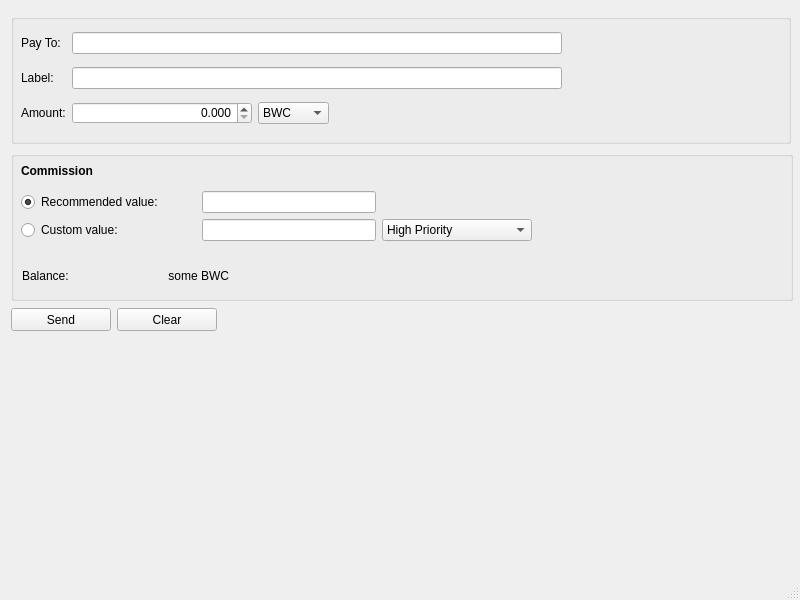
Above: client/gui/mainwindow.ui from TemplateName56/Blockchain_Wallet before the change. Below: the same form after it.
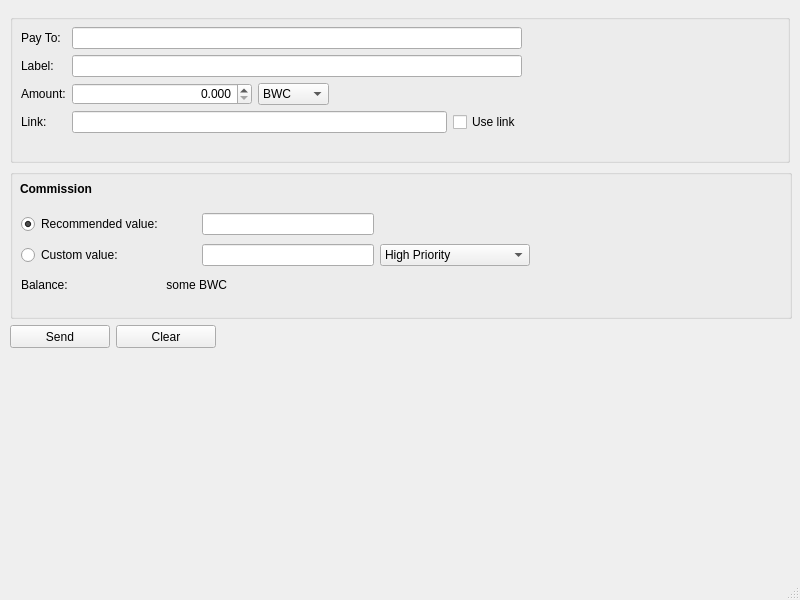
That is the form after the change. The open tabs and pages were chosen to show the change.

```diff
--- a/client/gui/mainwindow.ui
+++ b/client/gui/mainwindow.ui
@@ -375,49 +375,43 @@
        <height>600</height>
       </size>
      </property>
-     <widget class="QWidget" name="layoutWidget">
+     <widget class="QWidget" name="">
       <property name="geometry">
        <rect>
-        <x>11</x>
-        <y>13</y>
+        <x>10</x>
+        <y>14</y>
         <width>782</width>
-        <height>321</height>
+        <height>334</height>
        </rect>
       </property>
       <layout class="QVBoxLayout" name="verticalLayout_5">
        <item>
         <widget class="QGroupBox" name="sendBox">
-         <property name="sizePolicy">
-          <sizepolicy hsizetype="Preferred" vsizetype="Fixed">
-           <horstretch>0</horstretch>
-           <verstretch>0</verstretch>
-          </sizepolicy>
-         </property>
          <property name="minimumSize">
           <size>
            <width>780</width>
-           <height>130</height>
+           <height>145</height>
           </size>
          </property>
          <property name="maximumSize">
           <size>
            <width>760</width>
-           <height>130</height>
+           <height>400</height>
           </size>
          </property>
          <property name="title">
           <string/>
          </property>
-         <widget class="QWidget" name="layoutWidget">
+         <widget class="QWidget" name="">
           <property name="geometry">
            <rect>
-            <x>10</x>
-            <y>11</y>
-            <width>541</width>
-            <height>107</height>
+            <x>11</x>
+            <y>13</y>
+            <width>501</width>
+            <height>112</height>
            </rect>
           </property>
-          <layout class="QGridLayout" name="gridLayout">
+          <layout class="QFormLayout" name="formLayout_2">
            <item row="0" column="0">
             <widget class="QLabel" name="payToLabel">
              <property name="text">
@@ -425,6 +419,30 @@
              </property>
             </widget>
            </item>
+           <item row="0" column="1">
+            <widget class="QLineEdit" name="payToAddress">
+             <property name="alignment">
+              <set>Qt::AlignLeading|Qt::AlignLeft|Qt::AlignVCenter</set>
+             </property>
+            </widget>
+           </item>
+           <item row="1" column="0">
+            <widget class="QLabel" name="addToAddressBookLabel">
+             <property name="text">
+              <string>Label:</string>
+             </property>
+            </widget>
+           </item>
+           <item row="1" column="1">
+            <widget class="QLineEdit" name="sendTransactionLabel">
+             <property name="inputMask">
+              <string/>
+             </property>
+             <property name="alignment">
+              <set>Qt::AlignLeading|Qt::AlignLeft|Qt::AlignVCenter</set>
+             </property>
+            </widget>
+           </item>
            <item row="2" column="0">
             <widget class="QLabel" name="amountLabel">
              <property name="text">
@@ -434,9 +452,6 @@
            </item>
            <item row="2" column="1">
             <layout class="QHBoxLayout" name="horizontalLayout_7">
-             <property name="rightMargin">
-              <number>0</number>
-             </property>
              <item>
               <widget class="QDoubleSpinBox" name="amountSpinBox">
                <property name="minimumSize">
@@ -505,29 +520,33 @@
              </item>
             </layout>
            </item>
-           <item row="1" column="1">
-            <widget class="QLineEdit" name="sendTransactionLabel">
-             <property name="inputMask">
-              <string/>
-             </property>
-             <property name="alignment">
-              <set>Qt::AlignLeading|Qt::AlignLeft|Qt::AlignVCenter</set>
-             </property>
-            </widget>
-           </item>
-           <item row="1" column="0">
-            <widget class="QLabel" name="addToAddressBookLabel">
+           <item row="3" column="0">
+            <widget class="QLabel" name="linkLabel">
              <property name="text">
-              <string>Label:</string>
+              <string>Link:</string>
              </property>
             </widget>
            </item>
-           <item row="0" column="1">
-            <widget class="QLineEdit" name="payToAddress">
-             <property name="alignment">
-              <set>Qt::AlignLeading|Qt::AlignLeft|Qt::AlignVCenter</set>
-             </property>
-            </widget>
+           <item row="3" column="1">
+            <layout class="QHBoxLayout" name="horizontalLayout_8">
+             <item>
+              <widget class="QLineEdit" name="putLinkLE">
+               <property name="dragEnabled">
+                <bool>true</bool>
+               </property>
+               <property name="readOnly">
+                <bool>true</bool>
+               </property>
+              </widget>
+             </item>
+             <item>
+              <widget class="QCheckBox" name="linkCB">
+               <property name="text">
+                <string>Use link</string>
+               </property>
+              </widget>
+             </item>
+            </layout>
            </item>
           </layout>
          </widget>
@@ -571,17 +590,33 @@
            <string>Commission</string>
           </property>
          </widget>
-         <widget class="QWidget" name="layoutWidget">
+         <widget class="QWidget" name="">
           <property name="geometry">
            <rect>
-            <x>10</x>
-            <y>40</y>
-            <width>511</width>
-            <height>51</height>
+            <x>11</x>
+            <y>41</y>
+            <width>509</width>
+            <height>91</height>
            </rect>
           </property>
-          <layout class="QGridLayout" name="gridLayout_4">
-           <item row="0" column="0">
+          <layout class="QGridLayout" name="gridLayout">
+           <item row="0" column="2">
+            <widget class="QLineEdit" name="recomValueLE">
+             <property name="minimumSize">
+              <size>
+               <width>170</width>
+               <height>20</height>
+              </size>
+             </property>
+             <property name="alignment">
+              <set>Qt::AlignRight|Qt::AlignTrailing|Qt::AlignVCenter</set>
+             </property>
+             <property name="readOnly">
+              <bool>true</bool>
+             </property>
+            </widget>
+           </item>
+           <item row="0" column="0" colspan="2">
             <widget class="QRadioButton" name="recomValueButton">
              <property name="sizePolicy">
               <sizepolicy hsizetype="Preferred" vsizetype="Fixed">
@@ -603,23 +638,7 @@
              </property>
             </widget>
            </item>
-           <item row="0" column="1">
-            <widget class="QLineEdit" name="recomValueLE">
-             <property name="minimumSize">
-              <size>
-               <width>170</width>
-               <height>20</height>
-              </size>
-             </property>
-             <property name="alignment">
-              <set>Qt::AlignRight|Qt::AlignTrailing|Qt::AlignVCenter</set>
-             </property>
-             <property name="readOnly">
-              <bool>true</bool>
-             </property>
-            </widget>
-           </item>
-           <item row="1" column="0">
+           <item row="1" column="0" colspan="2">
             <widget class="QRadioButton" name="customValueButton">
              <property name="sizePolicy">
               <sizepolicy hsizetype="Preferred" vsizetype="Fixed">
@@ -638,23 +657,56 @@
              </property>
             </widget>
            </item>
-           <item row="1" column="1">
-            <widget class="QLineEdit" name="customValueLE">
-             <property name="minimumSize">
-              <size>
-               <width>170</width>
-               <height>20</height>
-              </size>
-             </property>
-             <property name="alignment">
-              <set>Qt::AlignRight|Qt::AlignTrailing|Qt::AlignVCenter</set>
-             </property>
-             <property name="readOnly">
-              <bool>true</bool>
-             </property>
-            </widget>
-           </item>
            <item row="1" column="2">
+            <widget class="QLineEdit" name="customValueLE">
+             <property name="minimumSize">
+              <size>
+               <width>170</width>
+               <height>20</height>
+              </size>
+             </property>
+             <property name="alignment">
+              <set>Qt::AlignRight|Qt::AlignTrailing|Qt::AlignVCenter</set>
+             </property>
+             <property name="readOnly">
+              <bool>true</bool>
+             </property>
+            </widget>
+           </item>
+           <item row="2" column="1" colspan="2">
+            <widget class="QLabel" name="balanceCoins">
+             <property name="sizePolicy">
+              <sizepolicy hsizetype="Fixed" vsizetype="Fixed">
+               <horstretch>0</horstretch>
+               <verstretch>0</verstretch>
+              </sizepolicy>
+             </property>
+             <property name="minimumSize">
+              <size>
+               <width>140</width>
+               <height>20</height>
+              </size>
+             </property>
+             <property name="maximumSize">
+              <size>
+               <width>120</width>
+               <height>20</height>
+              </size>
+             </property>
+             <property name="font">
+              <font>
+               <pointsize>9</pointsize>
+              </font>
+             </property>
+             <property name="text">
+              <string>some BWC</string>
+             </property>
+             <property name="alignment">
+              <set>Qt::AlignRight|Qt::AlignTrailing|Qt::AlignVCenter</set>
+             </property>
+            </widget>
+           </item>
+           <item row="1" column="3">
             <widget class="QComboBox" name="priorityComboBox">
              <property name="minimumSize">
               <size>
@@ -679,19 +731,7 @@
              </item>
             </widget>
            </item>
-          </layout>
-         </widget>
-         <widget class="QWidget" name="gridLayoutWidget">
-          <property name="geometry">
-           <rect>
-            <x>10</x>
-            <y>110</y>
-            <width>209</width>
-            <height>31</height>
-           </rect>
-          </property>
-          <layout class="QGridLayout" name="gridLayout_6">
-           <item row="0" column="0">
+           <item row="2" column="0">
             <widget class="QLabel" name="balanceTextLabel">
              <property name="sizePolicy">
               <sizepolicy hsizetype="Fixed" vsizetype="Fixed">
@@ -721,39 +761,6 @@
              </property>
             </widget>
            </item>
-           <item row="0" column="1">
-            <widget class="QLabel" name="balanceCoins">
-             <property name="sizePolicy">
-              <sizepolicy hsizetype="Fixed" vsizetype="Fixed">
-               <horstretch>0</horstretch>
-               <verstretch>0</verstretch>
-              </sizepolicy>
-             </property>
-             <property name="minimumSize">
-              <size>
-               <width>140</width>
-               <height>20</height>
-              </size>
-             </property>
-             <property name="maximumSize">
-              <size>
-               <width>120</width>
-               <height>20</height>
-              </size>
-             </property>
-             <property name="font">
-              <font>
-               <pointsize>9</pointsize>
-              </font>
-             </property>
-             <property name="text">
-              <string>some BWC</string>
-             </property>
-             <property name="alignment">
-              <set>Qt::AlignRight|Qt::AlignTrailing|Qt::AlignVCenter</set>
-             </property>
-            </widget>
-           </item>
           </layout>
          </widget>
         </widget>
```
Left out of the diff: 4 changed lines with no effect on the pictures.
